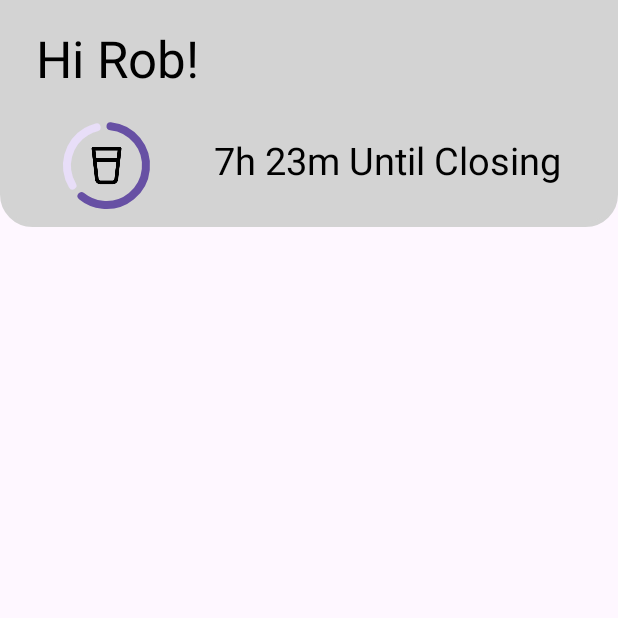
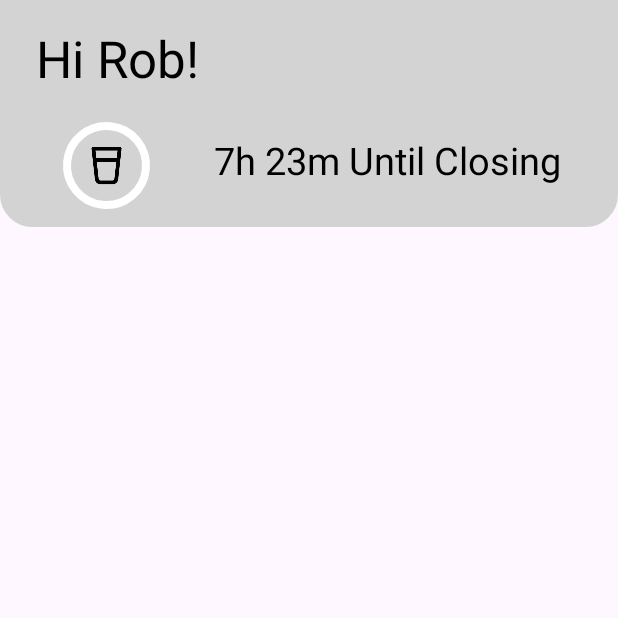
Before and after one commit to angela-gervino/BisonFit, an Android app: the screen it shows after launch (MainActivity), on a phone screen of 412 x 824 dp, the top half of it. Run offline under Robolectric (Android 15) with nearby library versions, the phone set to English and light mode, and no system bars.

Commit message:
Sync UI and logic for water tracker feature

```diff
--- a/app/src/main/java/funkyflamingos/bisonfit/ui/MainActivity.java
+++ b/app/src/main/java/funkyflamingos/bisonfit/ui/MainActivity.java
@@ -4,7 +4,6 @@ import funkyflamingos.bisonfit.logic.WaterHandler;
 import androidx.appcompat.app.AppCompatActivity;
 
 import android.os.Bundle;
-import android.util.Log;
 import android.view.View;
 import android.widget.ImageButton;
 
@@ -12,8 +11,7 @@ import funkyflamingos.bisonfit.R;
 import com.google.android.material.progressindicator.CircularProgressIndicator;
 
 public class MainActivity extends AppCompatActivity {
-    private CircularProgressIndicator waterTrackerView;
-    private ImageButton waterTrackerButton;
+    private CircularProgressIndicator waterTrackerProgress;
 
     private WaterHandler waterHandler;
 
@@ -22,15 +20,13 @@ public class MainActivity extends AppCompatActivity {
         super.onCreate(savedInstanceState);
         setContentView(R.layout.activity_main);
 
-        waterTrackerView = findViewById(R.id.circularProgressView);
-        waterTrackerButton = findViewById(R.id.circularProgressButton);
+        waterTrackerProgress = findViewById(R.id.circularProgressView);
         waterHandler = new WaterHandler();
 
     }
 
-    public void updateWaterTrackerUI(View v)
-    {
+    public void incrementAndUpdateWaterTracker(View v) {
         waterHandler.increment();
-        waterTrackerView.setProgress(waterHandler.getProgress());
+        waterTrackerProgress.setProgress(waterHandler.getProgress());
     }
 }
--- a/app/src/main/res/layout/activity_main.xml
+++ b/app/src/main/res/layout/activity_main.xml
@@ -22,6 +22,7 @@
             android:layout_gravity="center"
             android:background="@android:color/transparent"
             android:contentDescription="Increment water progress"
+            android:onClick="incrementAndUpdateWaterTracker"
             android:padding="10dp"
             android:scaleType="centerInside"
             app:layout_constraintBottom_toBottomOf="@+id/circularProgressView"
@@ -38,14 +39,14 @@
             android:layout_marginTop="16dp"
             android:layout_marginBottom="8dp"
             android:max="8"
-            android:progress="5"
             app:indicatorSize="58dp"
             app:layout_constraintBottom_toBottomOf="parent"
             app:layout_constraintEnd_toStartOf="@+id/lblHours"
             app:layout_constraintStart_toStartOf="parent"
             app:layout_constraintTop_toBottomOf="@+id/lblGreetings"
             app:trackCornerRadius="100dp"
-            app:trackThickness="5dp" />
+            app:trackThickness="5dp"
+            app:trackColor="@color/white"/>
 
         <TextView
             android:id="@+id/lblGreetings"
```
